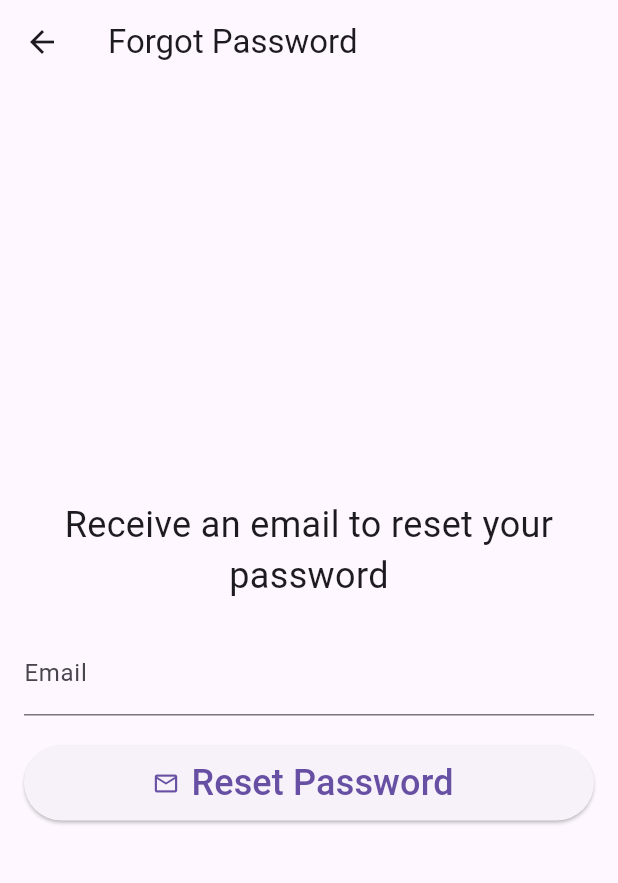
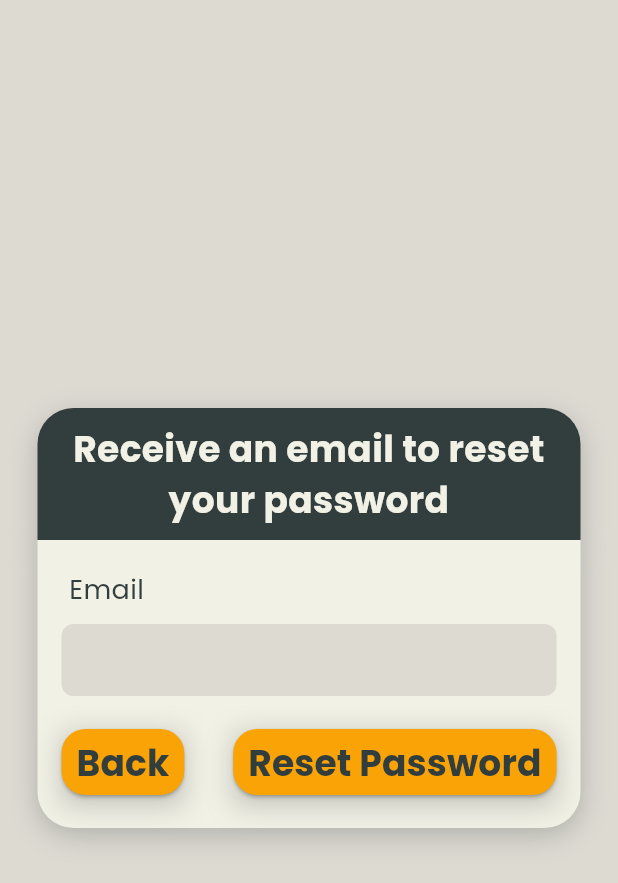
Before and after one commit to clarence00/letmecook, a Flutter app: the ForgotPasswordPage screen opened directly, on a phone screen of 412 x 824 dp. Shown: the top 883 px of the screen. Run offline on Flutter 3.47's test engine with Material 3 defaults, Android fonts, the phone set to English and light mode, and no system bars; our stand-ins replace cloud_firestore, email_validator, file_picker, firebase_auth, firebase_core, firebase_storage and 5 more; missing offline and left inert: dart:html, image_picker_web, multiselect; accounts and stored records are empty; network calls fail.

Commit message:
[ui]: forgot password ui modified

```diff
--- a/lib/pages/forgotpw_page.dart
+++ b/lib/pages/forgotpw_page.dart
@@ -1,9 +1,12 @@
 import 'package:flutter/material.dart';
 import 'package:firebase_auth/firebase_auth.dart';
 import 'package:email_validator/email_validator.dart';
+import 'package:google_fonts/google_fonts.dart';
+import 'package:letmecook/assets/themes/app_colors.dart';
 import 'package:letmecook/utils.dart';
 import 'package:letmecook/widget_tree.dart';
-
+import 'package:letmecook/widgets/styled_button.dart';
+import 'package:letmecook/widgets/styled_text.dart';
 
 class ForgotPasswordPage extends StatefulWidget {
   const ForgotPasswordPage({super.key});
@@ -13,83 +16,171 @@ class ForgotPasswordPage extends StatefulWidget {
 }
 
 class _ForgotPasswordPageState extends State<ForgotPasswordPage> {
-
+  String? emailError;
   final formKey = GlobalKey<FormState>();
   final emailController = TextEditingController();
 
-  void dispose () {
+  void dispose() {
     emailController.dispose();
     super.dispose();
   }
 
+  void validateEmail(String email) {
+    if (email.isNotEmpty && !EmailValidator.validate(email)) {
+      setState(() {
+        emailError = 'Enter a valid email';
+      });
+    } else {
+      setState(() {
+        emailError = null;
+      });
+    }
+  }
+
+  void backToLogin() {
+    Navigator.of(context).pop();
+  }
+
   @override
-  Widget build(BuildContext context) => Scaffold(
-    appBar: AppBar(
-      backgroundColor: Colors.transparent,
-      elevation: 0,
-      title: Text('Forgot Password'),
-
-    ),
-
-
+  Widget build(BuildContext context) {
+    return Scaffold(
+      backgroundColor: AppColors.background,
       body: Padding(
-      padding: EdgeInsets.all(16),
-      child: Form(
-        key:formKey,
-        child: Column (
+        padding: const EdgeInsets.symmetric(horizontal: 25),
+        child: Column(
           mainAxisAlignment: MainAxisAlignment.center,
           children: [
-            Text('Receive an email to reset your password',
-            textAlign: TextAlign.center,
-            style: TextStyle(fontSize: 24),
+            Container(
+              padding: const EdgeInsets.symmetric(vertical: 10),
+              decoration: BoxDecoration(
+                color: AppColors.dark,
+                borderRadius: const BorderRadius.only(
+                  topLeft: Radius.circular(24),
+                  topRight: Radius.circular(24),
                 ),
-
-            SizedBox(height: 20,),
-            TextFormField(
+                boxShadow: [
+                  BoxShadow(
+                    color: AppColors.dark.withOpacity(0.25),
+                    spreadRadius: 0,
+                    blurRadius: 15,
+                    offset: const Offset(0, 5),
+                  ),
+                ],
+              ),
+              child: const StyledText(
+                text: 'Receive an email to reset your password',
+                size: 24,
+                color: AppColors.light,
+                weight: FontWeight.w700,
+                overflow: TextOverflow.clip,
+                align: TextAlign.center,
+              ),
+            ),
+            Container(
+              padding: const EdgeInsets.symmetric(horizontal: 16, vertical: 20),
+              decoration: BoxDecoration(
+                color: AppColors.light,
+                borderRadius: const BorderRadius.only(
+                  bottomLeft: Radius.circular(24),
+                  bottomRight: Radius.circular(24),
+                ),
+                boxShadow: [
+                  BoxShadow(
+                    color: AppColors.dark.withOpacity(0.25),
+                    spreadRadius: 0,
+                    blurRadius: 15,
+                    offset: const Offset(0, 5),
+                  ),
+                ],
+              ),
+              child: Form(
+                key: formKey,
+                child: Column(
+                  mainAxisAlignment: MainAxisAlignment.center,
+                  children: [
+                    Container(
+                      padding: const EdgeInsets.only(left: 5),
+                      alignment: Alignment.centerLeft,
+                      child: const StyledText(
+                        text: 'Email',
+                        size: 18,
+                      ),
+                    ),
+                    const SizedBox(height: 10),
+                    Column(
+                      children: [
+                        Container(
+                          decoration: BoxDecoration(
+                            borderRadius: BorderRadius.circular(8),
+                            color: AppColors.background,
+                          ),
+                          child: TextField(
+                            decoration: const InputDecoration(
+                              border: InputBorder.none,
+                              contentPadding: EdgeInsets.only(left: 10),
+                            ),
                             controller: emailController,
-              cursorColor: Colors.white,
-              textInputAction: TextInputAction.done,
-              decoration: InputDecoration(labelText: 'Email'),
-              autovalidateMode: AutovalidateMode.onUserInteraction,
-              validator: (email) =>
-                email != null && !EmailValidator.validate(email)
-                      ? 'Enter a valid email'
-                      :null,
-
+                            style: GoogleFonts.poppins(
+                              fontSize: 16,
+                              fontWeight: FontWeight.w400,
+                              color: AppColors.dark,
                             ),
-
-            SizedBox(height: 20,),
-            ElevatedButton.icon(
-              style:ElevatedButton.styleFrom(
-                minimumSize: Size.fromHeight(50)
+                            onChanged: validateEmail,
                           ),
-              icon: Icon(Icons.email_outlined),
-              label:Text(
-                'Reset Password',
-                style: TextStyle(fontSize: 24),
                         ),
-
+                        const SizedBox(height: 10),
+                        if (emailError != null)
+                          Container(
+                            padding: const EdgeInsets.only(left: 5),
+                            alignment: Alignment.centerLeft,
+                            child: Text(
+                              emailError!,
+                              style: GoogleFonts.poppins(
+                                fontSize: 14,
+                                color: Colors.red,
+                              ),
+                            ),
+                          ),
+                      ],
+                    ),
+                    const SizedBox(height: 10),
+                    Row(
+                      mainAxisAlignment: MainAxisAlignment.spaceBetween,
+                      children: [
+                        StyledButton(
+                          buttonStyle: 'primary',
+                          size: 24,
+                          text: 'Back',
+                          onPressed: backToLogin,
+                        ),
+                        StyledButton(
+                          buttonStyle: 'primary',
+                          size: 24,
+                          text: 'Reset Password',
                           onPressed: resetPassword,
-            )
-
+                        ),
                       ],
-          )
                     ),
-      )
+                  ],
+                ),
+              ),
+            ),
+          ],
+        ),
+      ),
     );
-
+  }
 
   Future resetPassword() async {
-
-    try{
-      await FirebaseAuth.instance.sendPasswordResetEmail(email: (emailController.text.trim()));
+    try {
+      await FirebaseAuth.instance
+          .sendPasswordResetEmail(email: (emailController.text.trim()));
       //insert snackbar or popup to indicate email has been sent
       Utils.showSnackBar('Password Reset Email has been sent.');
-      Navigator.of(context).push(MaterialPageRoute(builder: (_) => WidgetTree()));
-
+      Navigator.of(context)
+          .push(MaterialPageRoute(builder: (_) => WidgetTree()));
     } on FirebaseAuthException catch (e) {
       print(e);
-
 
       Utils.showSnackBar(e.message);
     }
```
Lines whose indentation alone changed are shown as unchanged.
